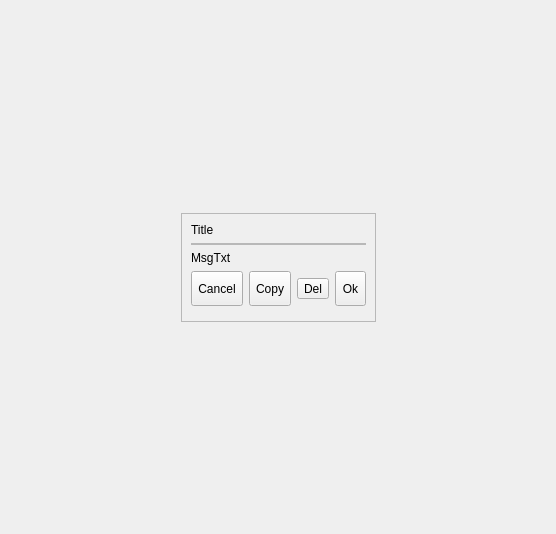
This is src/Comm/ShowMessage.ui in ic005k/Knot-Legacy as Qt 5 draws it before an edit. The edited form follows.
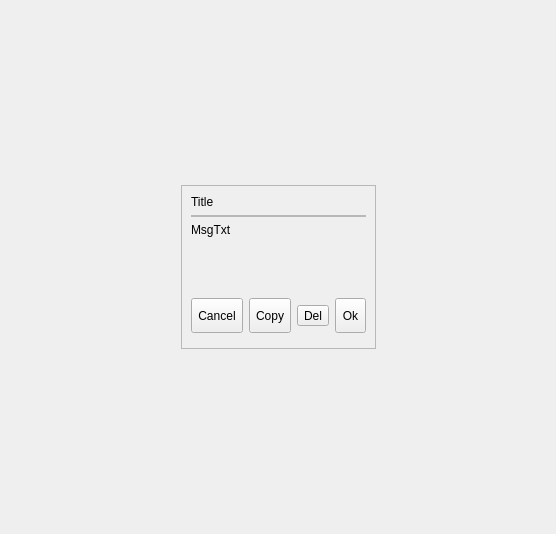
This is the edited form.

```diff
--- a/src/Comm/ShowMessage.ui
+++ b/src/Comm/ShowMessage.ui
@@ -96,6 +96,19 @@
            </property>
           </widget>
          </item>
+         <item>
+          <spacer name="verticalSpacer_3">
+           <property name="orientation">
+            <enum>Qt::Vertical</enum>
+           </property>
+           <property name="sizeHint" stdset="0">
+            <size>
+             <width>20</width>
+             <height>40</height>
+            </size>
+           </property>
+          </spacer>
+         </item>
          <item>
           <layout class="QHBoxLayout" name="horizontalLayout">
            <item>
```
